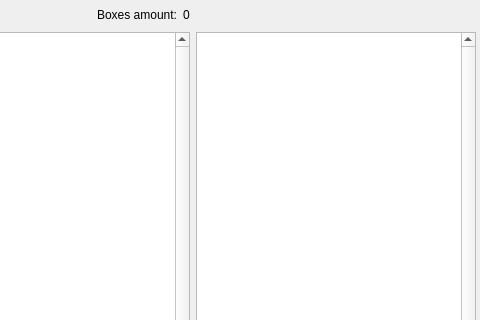
Before: the Qt Designer form ui/spa2.ui in j2cry/SPA2, drawn with Qt 5; both pictures show x 388 to 868 and y 0 to 320 of the 868 by 436 pixel window.
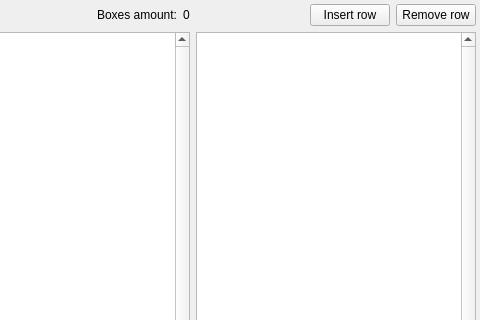
After: the same form once the commit is applied. Icons and pictures are not drawn. Custom widgets are drawn as their Qt base class.

Commit message: UI updated with insert/remove buttons ListView.insert_free_row() impl.

```diff
--- a/ui/spa2.ui
+++ b/ui/spa2.ui
@@ -347,6 +347,48 @@
       </attribute>
      </widget>
     </item>
+    <item row="0" column="5">
+     <layout class="QHBoxLayout" name="horizontalLayout">
+      <item>
+       <spacer name="horizontalSpacer_2">
+        <property name="orientation">
+         <enum>Qt::Horizontal</enum>
+        </property>
+        <property name="sizeHint" stdset="0">
+         <size>
+          <width>40</width>
+          <height>20</height>
+         </size>
+        </property>
+       </spacer>
+      </item>
+      <item>
+       <widget class="QPushButton" name="insert_button">
+        <property name="whatsThis">
+         <string>&lt;html&gt;&lt;head/&gt;&lt;body&gt;&lt;p&gt;Hold SHIFT to insert BEFORE selection.&lt;/p&gt;&lt;/body&gt;&lt;/html&gt;</string>
+        </property>
+        <property name="text">
+         <string>Insert row</string>
+        </property>
+        <property name="icon">
+         <iconset>
+          <normaloff>../resources/add.svg</normaloff>../resources/add.svg</iconset>
+        </property>
+       </widget>
+      </item>
+      <item>
+       <widget class="QPushButton" name="remove_button">
+        <property name="text">
+         <string>Remove row</string>
+        </property>
+        <property name="icon">
+         <iconset>
+          <normaloff>../resources/remove.svg</normaloff>../resources/remove.svg</iconset>
+        </property>
+       </widget>
+      </item>
+     </layout>
+    </item>
    </layout>
   </widget>
   <widget class="QStatusBar" name="status_bar"/>
```
The commit also changes 4 other files.
